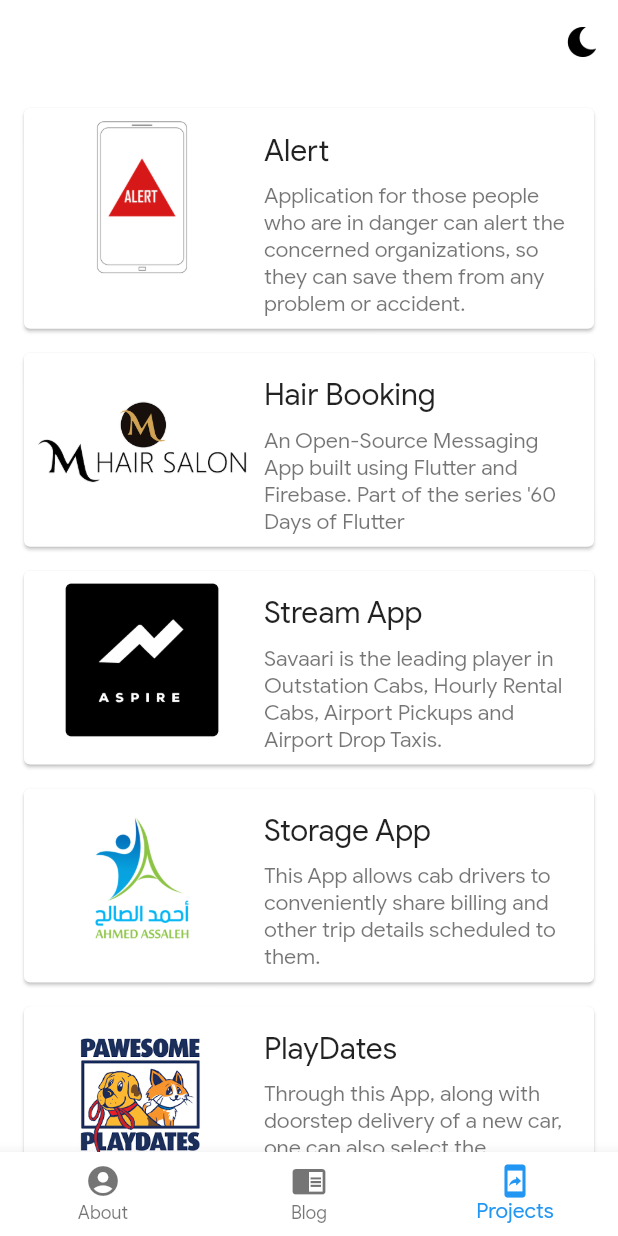
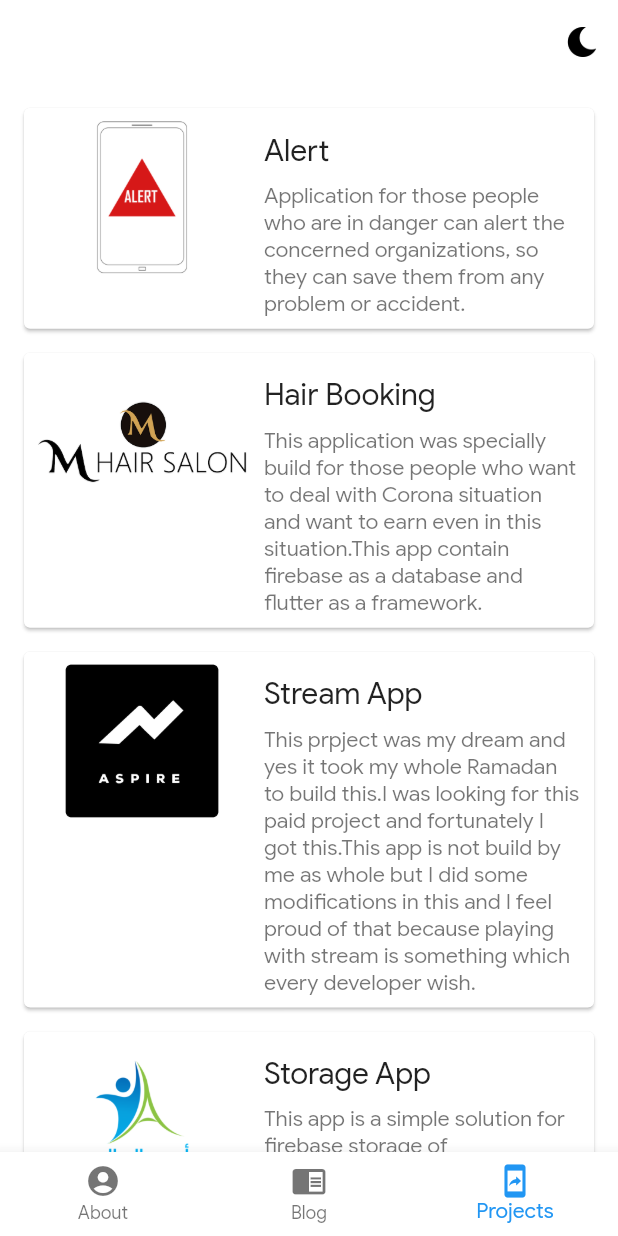
Before and after one commit to hassanrehman01398/hassanrehman.github.io, a Flutter app: the screen it shows after launch, item 3 of the bottom bar chosen, on a phone screen of 412 x 824 dp. Run offline on Flutter 3.47's test engine with Material 2 defaults, Android fonts, the phone set to English and light mode, and no system bars; missing offline and left inert: dart:html, flutter_beautiful_popup; network calls fail.

Commit message:
project description updated

```diff
--- a/lib/config/projects.dart
+++ b/lib/config/projects.dart
@@ -15,49 +15,48 @@ final List<Project> projects = [
       name: 'Hair Booking',
       image: Assets.hairbooking_icon,
       description:
-      'An Open-Source Messaging App built using Flutter and Firebase. Part of the series \'60 Days of Flutter',
+      'This application was specially build for those people who want to deal with Corona situation and want to earn even in this situation.This app contain firebase as a database and flutter as a framework.',
       gif: Assets.hairbooking,
 
-      link: 'https://github.com/hasan/messio'),
+      link: 'https://github.com/hassanrehman01398'),
   Project(
       name: 'Stream App',
       image: Assets.stream_icon,
       description:
-      'Savaari is the leading player in Outstation Cabs, Hourly Rental Cabs, Airport Pickups and Airport Drop Taxis. ',
+      'This prpject was my dream and yes it took my whole Ramadan to build this.I was looking for this paid project and fortunately I got this.This app is not build by me as whole but I did some modifications in this and I feel proud of that because playing with stream is something which every developer wish.',
        gif: Assets.stream,
 
-      link: 'https://play.google.com/store/apps/details?id=com.savaari.app'),
+      link: ''),
   Project(
       name: 'Storage App',
       image: Assets.musicapp_icon,
       description:
-      'This App allows cab drivers to conveniently share billing and other trip details scheduled to them.',
+      'This app is a simple solution for firebase storage of recordings,videos and images.More like a sound recorder,a video or image gallery.',
          gif: Assets.musicapp,
 
-      link:
-      'https://play.google.com/store/apps/details?id=com.savaari.driver.app'),
+      link:''),
   Project(
       name: 'PlayDates',
       image: Assets.dog_icon,
       description:
-      'Through this App, along with doorstep delivery of a new car, one can also select the accessories to buy.',
+      'This app is for dog lovers like me who want to manage their tame animals.Can create their playdates,schedule.This app also contain custom notification and is build in Java.',
         gif: Assets.dog,
 
-      link: 'https://play.google.com/store/apps/details?id=com.mynewcar.app'),
+      link: ''),
   Project(
       name: 'MachliWaala',
       image: Assets.machliwala_icon,
       description:
-      'With the Trivz app, car owners can give test drives to car buyers.',
+      'An ecommerce Machli App for a client and a friend build in java.',
          gif: Assets.machliwala,
 
       link:
-      'https://play.google.com/store/apps/details?id=in.mynewcar.testdrives'),
+      ''),
   Project(
       name: 'Booking App',
       image: Assets.book_icon,
       description:
-      'Mydealer App helps a car dealership to manage sales process and improve the productivity`.',
+      '',
          gif: Assets.hairapp,
 
       link: 'https://play.google.com/store/apps/details?id=in.mnc.mydealer'),
@@ -65,11 +64,11 @@ final List<Project> projects = [
       name: 'Bhai Hazir',
       image: Assets.bhaihazir_icon,
       description:
-      'FaceLyt is an alternative and free client to manage your Facebook account.',
+      'An ecommerce application build in flutter and under terms of Bhai Hazir team.This app is woocommerce application and is done by my team and me.',
          gif: Assets.bhaihazir,
 
       link:
-      'https://apkpure.com/facelyt-for-facebook-lite/com.adityaadi1467.facelytx'),
+      ''),
   Project(
       name: 'Fitness + Social App',
       image: Assets.fitness_icon,
```
Also changed, not shown: firebase.json (added), pubspec.lock, 2 other files.
